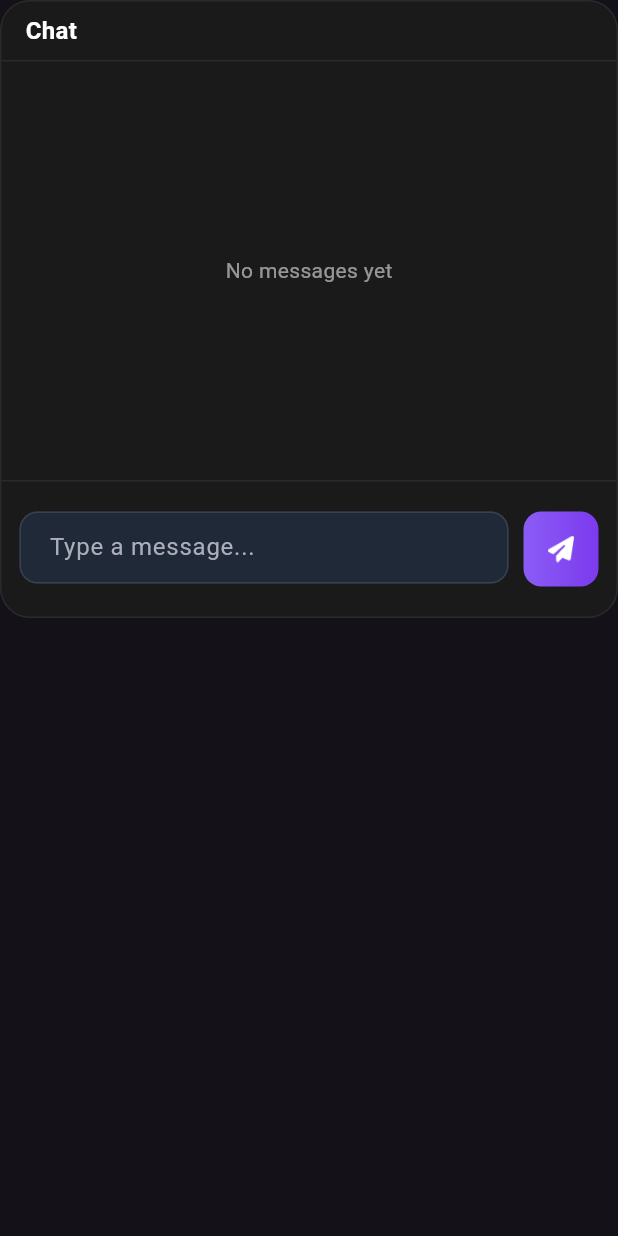
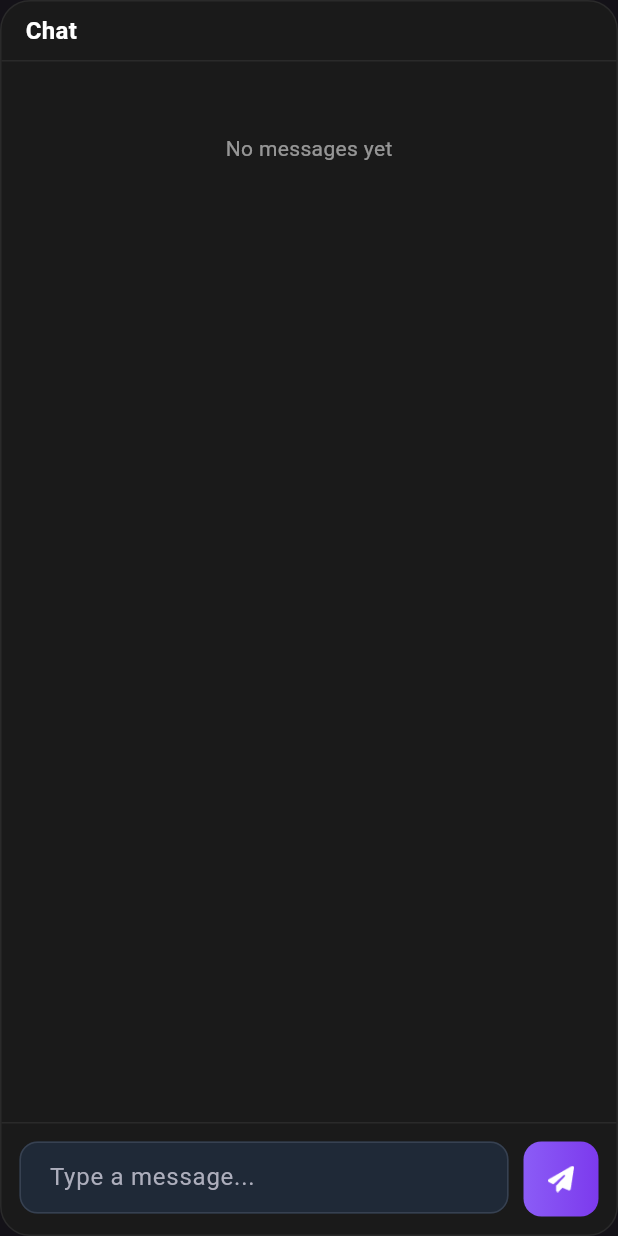
Before and after one commit to cankirkgz/watch-party, a Flutter app: the ChatPanel widget shown alone on an empty page, opened directly with empty values, on a phone screen of 412 x 824 dp. Run offline on Flutter 3.47's test engine with Material 3 defaults, Android fonts, the phone set to English and light mode, and no system bars; our stand-ins replace cloud_firestore, firebase_core, flutter_bloc, go_router, shared_preferences, youtube_player_flutter; accounts and stored records are empty.

Commit message:
chat taşma sorunu çözüldü

```diff
--- a/lib/feauters/room/view/watch_room_page.dart
+++ b/lib/feauters/room/view/watch_room_page.dart
@@ -165,9 +165,17 @@ class _WatchRoomPageState extends State<WatchRoomPage>
               const SizedBox(width: 12),
             ],
           ),
-          body: Column(
+          resizeToAvoidBottomInset: true,
+          body: LayoutBuilder(
+            builder: (context, constraints) {
+              return SingleChildScrollView(
+                child: ConstrainedBox(
+                  constraints: BoxConstraints(
+                    minHeight: constraints.maxHeight,
+                  ),
+                  child: Column(
                     children: [
-              // Video player - AspectRatio ekleyerek taşmayı önle
+                      // Video player
                       AspectRatio(
                         aspectRatio: 16 / 9,
                         child: YoutubePlayer(controller: _controller),
@@ -193,7 +201,6 @@ class _WatchRoomPageState extends State<WatchRoomPage>
                             currentTime:
                                 _controller.value.position.inSeconds.toDouble(),
                           );
-                  // küçük bir gecikmeyle yerel eylemi kapat
                           Future.delayed(const Duration(milliseconds: 100),
                               () => setState(() => _isLocalAction = false));
                         },
@@ -213,13 +220,13 @@ class _WatchRoomPageState extends State<WatchRoomPage>
                                     .toDouble()
                                     .clamp(0, _duration.inSeconds.toDouble()),
                                 onChanged: (v) {
-                          setState(
-                              () => _position = Duration(seconds: v.toInt()));
+                                  setState(() =>
+                                      _position = Duration(seconds: v.toInt()));
                                 },
                                 onChangeEnd: (v) {
-                          // 3️⃣ debounce: kullanıcı hemen birkaç kez sürükleyebilir
                                   _isLocalAction = true;
-                          _controller.seekTo(Duration(seconds: v.toInt()));
+                                  _controller
+                                      .seekTo(Duration(seconds: v.toInt()));
                                   _viewModel
                                       .setPlaybackState(
                                     roomId: widget.roomId,
@@ -227,8 +234,10 @@ class _WatchRoomPageState extends State<WatchRoomPage>
                                     currentTime: v,
                                   )
                                       .whenComplete(() {
-                            Future.delayed(const Duration(milliseconds: 100),
-                                () => setState(() => _isLocalAction = false));
+                                    Future.delayed(
+                                        const Duration(milliseconds: 100),
+                                        () => setState(
+                                            () => _isLocalAction = false));
                                   });
                                 },
                               ),
@@ -240,16 +249,22 @@ class _WatchRoomPageState extends State<WatchRoomPage>
 
                       const Divider(),
 
-              // Chat panel - Expanded ile sarmalayarak kalan alanı kaplamasını sağla
-              Expanded(
+                      // Chat panel - Sabit yükseklik veriyoruz
+                      SizedBox(
+                        height: constraints.maxHeight *
+                            0.4, // Ekranın %40'ı kadar yer kaplasın
                         child: Padding(
                           padding: const EdgeInsets.only(bottom: 8),
                           child: ChatPanel(
                             messages: const [
                               ChatMessageBubble(
-                          username: 'Alice', time: '00:10', message: 'Hey! 👋'),
+                                  username: 'Alice',
+                                  time: '00:10',
+                                  message: 'Hey! 👋'),
                               ChatMessageBubble(
-                          username: 'Bob', time: '00:15', message: 'Hi there!'),
+                                  username: 'Bob',
+                                  time: '00:15',
+                                  message: 'Hi there!'),
                             ],
                             controller: _chatController,
                             onSend: (msg) {
@@ -261,6 +276,10 @@ class _WatchRoomPageState extends State<WatchRoomPage>
                     ],
                   ),
                 ),
+              );
+            },
+          ),
+        ),
       ),
     );
   }
--- a/lib/shared/organisms/chat_panel.dart
+++ b/lib/shared/organisms/chat_panel.dart
@@ -26,22 +26,18 @@ class ChatPanel extends StatelessWidget {
         borderRadius: BorderRadius.circular(20),
         border: Border.all(color: const Color(0xFF2A2A2A)),
       ),
-      constraints: BoxConstraints(
-        maxHeight:
-            MediaQuery.of(context).size.height * 0.5, // Maksimum yükseklik ekle
-      ),
       child: Column(
         children: [
           // Chat header
           _buildChatHeader(),
           const Divider(height: 1, color: Color(0xFF2A2A2A)),
-          // Chat messages - Expanded ile sarmala
+          // Chat messages
           Expanded(
             child: _buildMessagesList(),
           ),
           const Divider(height: 1, color: Color(0xFF2A2A2A)),
           // Chat input area
-          _buildInputArea(),
+          _buildInputArea(context),
         ],
       ),
     );
@@ -49,44 +45,40 @@ class ChatPanel extends StatelessWidget {
 
   Widget _buildMessagesList() {
     return Padding(
-      padding: const EdgeInsets.symmetric(horizontal: 12, vertical: 8),
+      padding: const EdgeInsets.symmetric(horizontal: 12),
       child: LayoutBuilder(
         builder: (context, constraints) {
-          return SingleChildScrollView(
+          return ListView.builder(
             controller: scrollController,
-            reverse: messages.isEmpty,
-            child: ConstrainedBox(
-              constraints: BoxConstraints(
-                minHeight: constraints.maxHeight,
-                maxHeight: double.infinity, // Maksimum yükseklik kaldırıldı
-              ),
-              child: Column(
-                mainAxisAlignment: messages.isEmpty
-                    ? MainAxisAlignment.center
-                    : MainAxisAlignment.start,
-                children: [
-                  if (messages.isEmpty)
-                    const Text(
+            reverse: false,
+            shrinkWrap: true,
+            padding: const EdgeInsets.only(top: 8, bottom: 8),
+            itemCount: messages.isEmpty ? 1 : messages.length,
+            itemBuilder: (context, index) {
+              if (messages.isEmpty) {
+                return const SizedBox(
+                  height: 100,
+                  child: Center(
+                    child: Text(
                       'No messages yet',
                       style: TextStyle(
                         color: Colors.white54,
                         fontSize: 14,
                       ),
-                    )
-                  else
-                    ...messages, // ListView yerine doğrudan children kullanıldı
-                ],
-              ),
-            ),
+                    ),
+                  ),
+                );
+              }
+              return messages[index];
+            },
           );
         },
       ),
     );
   }
 
-  Widget _buildInputArea() {
-    return Container(
-      height: 90,
+  Widget _buildInputArea(BuildContext context) {
+    return Padding(
       padding: const EdgeInsets.all(12),
       child: ChatInputBar(
         controller: controller,
```
Lines whose indentation alone changed are shown as unchanged.
